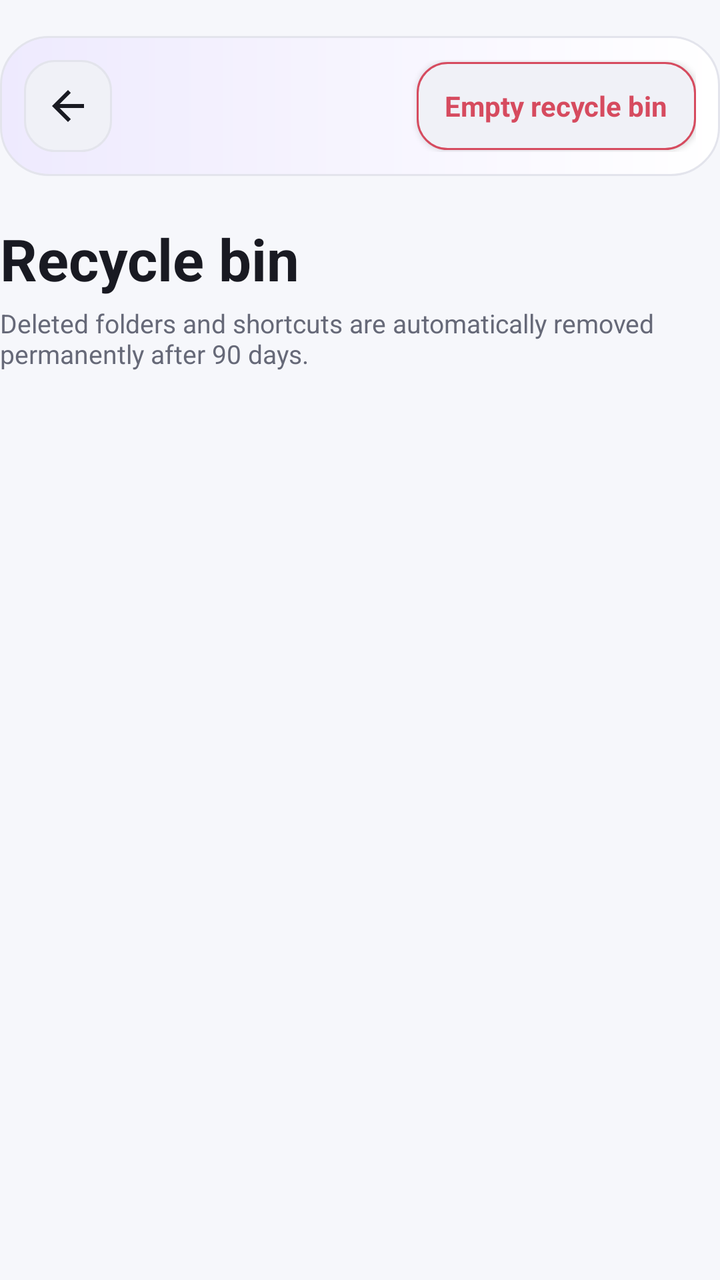
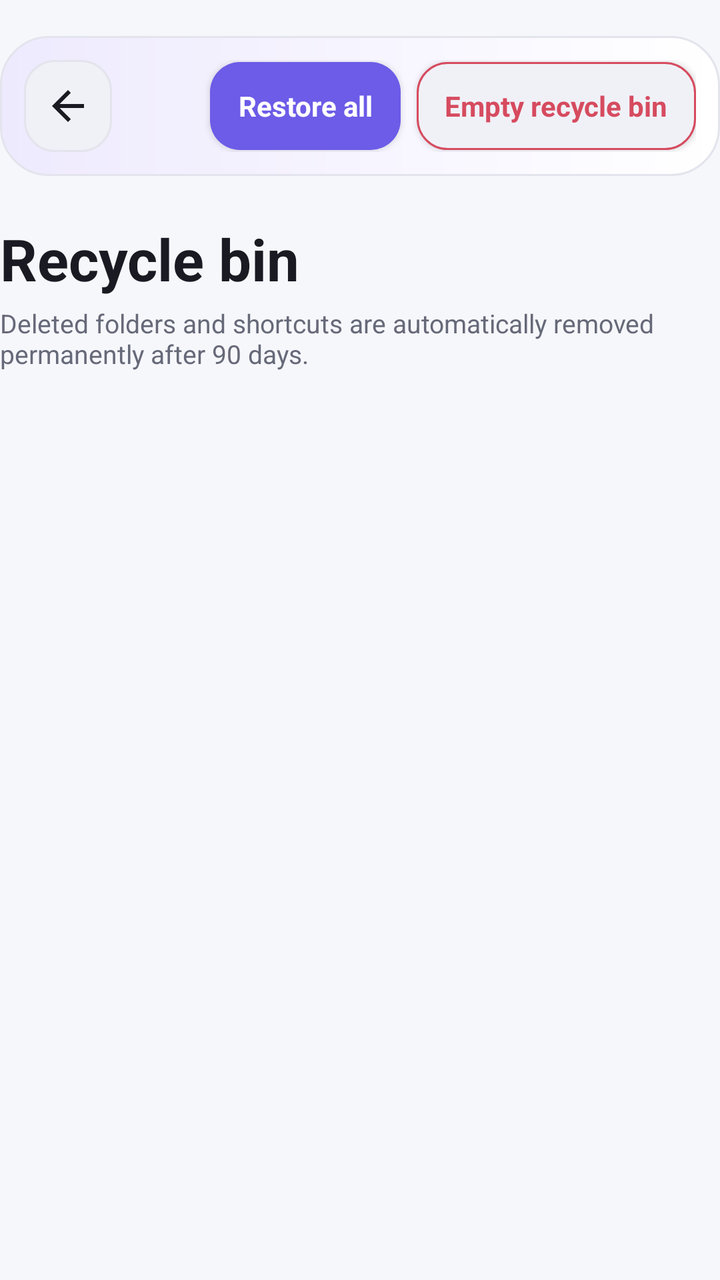

Compare the two renders of this Android layout. The source of the first and the diff that turns it into the second are given below.
<!-- AndroidManifest.xml: application theme AppThemeLight -->
<!-- res/layout/header_trash.xml -->
<?xml version="1.0" encoding="utf-8"?>
<LinearLayout xmlns:android="http://schemas.android.com/apk/res/android"
    android:layout_width="match_parent"
    android:layout_height="wrap_content"
    android:orientation="vertical"
    android:paddingTop="@dimen/page_top_padding"
    android:paddingBottom="8dp">

    <LinearLayout
        android:layout_width="match_parent"
        android:layout_height="wrap_content"
        android:background="@drawable/bg_hero"
        android:gravity="center_vertical"
        android:orientation="horizontal"
        android:padding="12dp">

        <ImageButton
            android:id="@+id/trashBackButton"
            android:layout_width="44dp"
            android:layout_height="wrap_content"
            android:background="@drawable/bg_button_secondary"
            android:contentDescription="@string/back"
            android:padding="11dp"
            android:src="@drawable/ic_back"
            android:tint="?attr/colorTextPrimary"
            android:tooltipText="@string/back" />

        <View
            android:layout_width="0dp"
            android:layout_height="1dp"
            android:layout_weight="1" />

        <Button
            android:id="@+id/emptyTrashButton"
            android:layout_width="wrap_content"
            android:layout_height="44dp"
            android:background="@drawable/bg_danger_button"
            android:minWidth="0dp"
            android:minHeight="44dp"
            android:paddingHorizontal="14dp"
            android:text="@string/empty_recycle_bin"
            android:textAllCaps="false"
            android:textColor="?attr/colorDanger"
            android:textStyle="bold" />
    </LinearLayout>

    <TextView
        android:layout_width="match_parent"
        android:layout_height="wrap_content"
        android:layout_marginTop="22dp"
        android:text="@string/recycle_bin"
        android:textColor="?attr/colorTextPrimary"
        android:textSize="29sp"
        android:textStyle="bold" />

    <TextView
        android:layout_width="match_parent"
        android:layout_height="wrap_content"
        android:layout_marginTop="4dp"
        android:text="@string/recycle_bin_detail"
        android:textColor="?attr/colorTextSecondary"
        android:textSize="13sp" />

    <TextView
        android:id="@+id/trashSummary"
        android:layout_width="wrap_content"
        android:layout_height="wrap_content"
        android:layout_marginTop="12dp"
        android:textColor="@color/accent"
        android:textSize="12sp"
        android:textStyle="bold" />

    <TextView
        android:id="@+id/emptyTrash"
        android:layout_width="match_parent"
        android:layout_height="wrap_content"
        android:layout_marginTop="20dp"
        android:background="@drawable/bg_card"
        android:gravity="center"
        android:padding="28dp"
        android:text="@string/recycle_bin_empty"
        android:textColor="?attr/colorTextSecondary"
        android:textSize="14sp"
        android:visibility="gone" />

</LinearLayout>
<!-- resources referenced by this layout -->
<resources>
  <color name="accent">#6C5CE7</color>
  <dimen name="page_top_padding">18dp</dimen>
  <!-- drawable bg_button_secondary (drawable) -->
  <?xml version="1.0" encoding="utf-8"?>
  <selector xmlns:android="http://schemas.android.com/apk/res/android">
      <item android:state_pressed="true">
          <shape>
              <solid android:color="?attr/colorAccentSoft" />
              <corners android:radius="15dp" />
              <stroke
                  android:width="1dp"
                  android:color="@color/accent" />
          </shape>
      </item>
      <item>
          <shape>
              <solid android:color="?attr/colorElevatedSurface" />
              <corners android:radius="15dp" />
              <stroke
                  android:width="1dp"
                  android:color="?attr/colorBorder" />
          </shape>
      </item>
  </selector>
  <!-- drawable bg_card (drawable) -->
  <?xml version="1.0" encoding="utf-8"?>
  <shape xmlns:android="http://schemas.android.com/apk/res/android">
      <solid android:color="?attr/colorCardSurface" />
      <corners android:radius="22dp" />
      <stroke
          android:width="1dp"
          android:color="?attr/colorBorder" />
  </shape>
  <!-- drawable bg_danger_button (drawable) -->
  <?xml version="1.0" encoding="utf-8"?>
  <shape xmlns:android="http://schemas.android.com/apk/res/android">
      <solid android:color="?attr/colorElevatedSurface" />
      <corners android:radius="15dp" />
      <stroke
          android:width="1dp"
          android:color="?attr/colorDanger" />
  </shape>
  <!-- drawable bg_hero (drawable) -->
  <?xml version="1.0" encoding="utf-8"?>
  <shape xmlns:android="http://schemas.android.com/apk/res/android">
      <gradient
          android:angle="0"
          android:endColor="?attr/colorCardSurface"
          android:startColor="?attr/colorAccentSoft"
          android:type="linear" />
      <corners android:radius="24dp" />
      <stroke
          android:width="1dp"
          android:color="?attr/colorBorder" />
  </shape>
  <!-- drawable ic_back (drawable) -->
  <?xml version="1.0" encoding="utf-8"?>
  <vector xmlns:android="http://schemas.android.com/apk/res/android"
      android:width="24dp"
      android:height="24dp"
      android:viewportWidth="24"
      android:viewportHeight="24">
      <path
          android:fillColor="#FFFFFFFF"
          android:pathData="M20,11H7.83l5.59,-5.59L12,4l-8,8 8,8 1.42,-1.41L7.83,13H20z" />
  </vector>
  <string name="back">Back</string>
  <string name="empty_recycle_bin">Empty recycle bin</string>
  <string name="recycle_bin">Recycle bin</string>
  <string name="recycle_bin_detail">Deleted folders and shortcuts are automatically removed permanently after 90 days.</string>
  <string name="recycle_bin_empty">The recycle bin is empty.</string>
  <color name="light_background">#F6F7FB</color>
  <color name="light_surface">#FFFFFF</color>
  <color name="light_text_primary">#191A22</color>
  <color name="light_text_secondary">#666978</color>
  <color name="light_surface_elevated">#F0F1F7</color>
  <color name="light_border">#E3E4EC</color>
  <color name="light_accent_soft">#EEEAFE</color>
  <color name="success">#1A9B69</color>
  <color name="danger">#D64B5F</color>
  <!-- unchanged entries left out for length: 1 -->
</resources>

<!-- the commit's change to res/layout/header_trash.xml (unified diff, before → after) -->
@@ -29,6 +29,20 @@
             android:layout_width="0dp"
             android:layout_height="1dp"
             android:layout_weight="1" />
+
+        <Button
+            android:id="@+id/restoreAllTrashButton"
+            android:layout_width="wrap_content"
+            android:layout_height="44dp"
+            android:layout_marginEnd="8dp"
+            android:background="@drawable/bg_button_primary"
+            android:minWidth="0dp"
+            android:minHeight="44dp"
+            android:paddingHorizontal="14dp"
+            android:text="@string/restore_all"
+            android:textAllCaps="false"
+            android:textColor="@android:color/white"
+            android:textStyle="bold" />
 
         <Button
             android:id="@+id/emptyTrashButton"
<!-- resource entries referenced after the edit -->
@@ -2,6 +2,22 @@
 <resources>
   <color name="accent">#6C5CE7</color>
   <dimen name="page_top_padding">18dp</dimen>
+  <!-- drawable bg_button_primary (drawable) -->
+  <?xml version="1.0" encoding="utf-8"?>
+  <selector xmlns:android="http://schemas.android.com/apk/res/android">
+      <item android:state_pressed="true">
+          <shape>
+              <solid android:color="@color/accent_pressed" />
+              <corners android:radius="15dp" />
+          </shape>
+      </item>
+      <item>
+          <shape>
+              <solid android:color="@color/accent" />
+              <corners android:radius="15dp" />
+          </shape>
+      </item>
+  </selector>
   <!-- drawable bg_button_secondary (drawable) -->
   <?xml version="1.0" encoding="utf-8"?>
   <selector xmlns:android="http://schemas.android.com/apk/res/android">
@@ -71,6 +87,8 @@
   <string name="recycle_bin">Recycle bin</string>
   <string name="recycle_bin_detail">Deleted folders and shortcuts are automatically removed permanently after 90 days.</string>
   <string name="recycle_bin_empty">The recycle bin is empty.</string>
+  <string name="restore_all">Restore all</string>
+  <color name="accent_pressed">#5848CF</color>
   <color name="light_background">#F6F7FB</color>
   <color name="light_surface">#FFFFFF</color>
   <color name="light_text_primary">#191A22</color>
